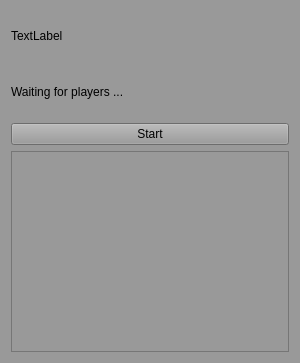
Qt form src/TFServer/mainwindow.ui (Perdex/OmikronBlast) before a commit.
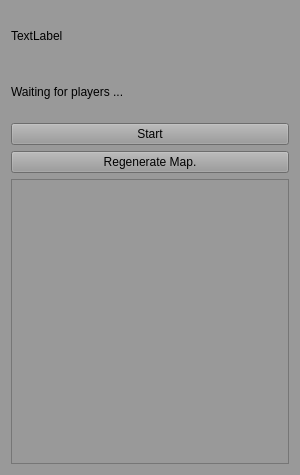
The same form after that commit. Custom widgets are drawn as their Qt base class.

```diff
--- a/src/TFServer/mainwindow.ui
+++ b/src/TFServer/mainwindow.ui
@@ -7,7 +7,7 @@
     <x>0</x>
     <y>0</y>
     <width>300</width>
-    <height>363</height>
+    <height>475</height>
    </rect>
   </property>
   <property name="windowTitle">
@@ -75,6 +75,13 @@
       </property>
      </widget>
     </item>
+    <item>
+     <widget class="QPushButton" name="regenMapButton">
+      <property name="text">
+       <string>Regenerate Map.</string>
+      </property>
+     </widget>
+    </item>
     <item>
      <widget class="MapPreview" name="mapView"/>
     </item>
```
